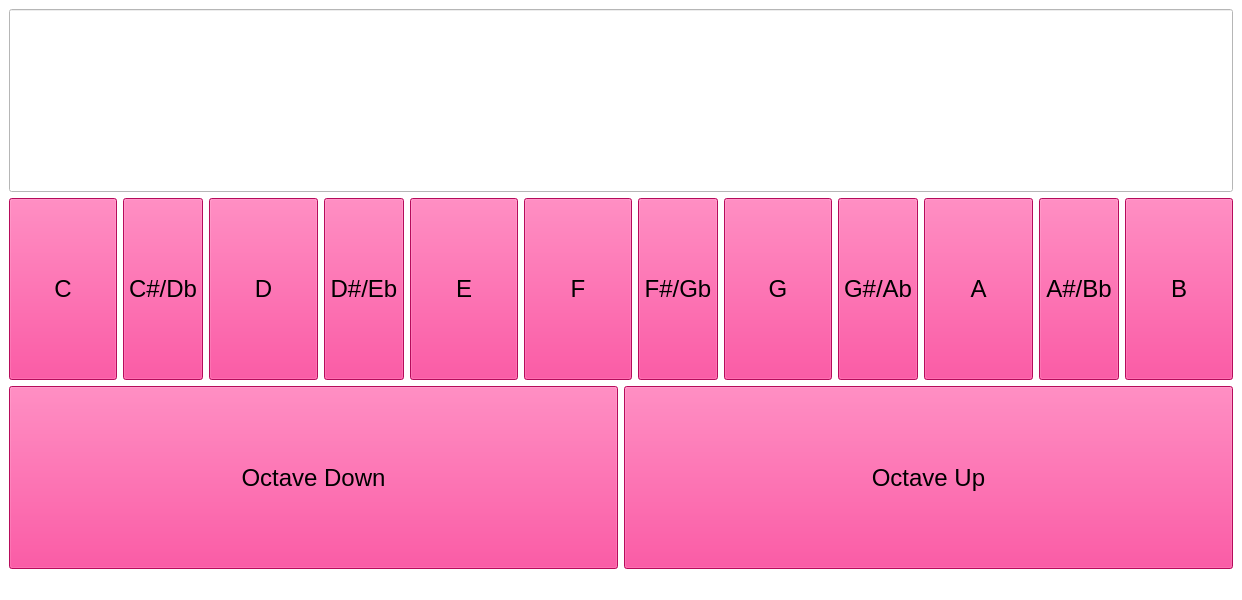
First picture: the form in MVP/View/UI/Notes.ui, repository Shredder1603/MuseEase, before the edit.
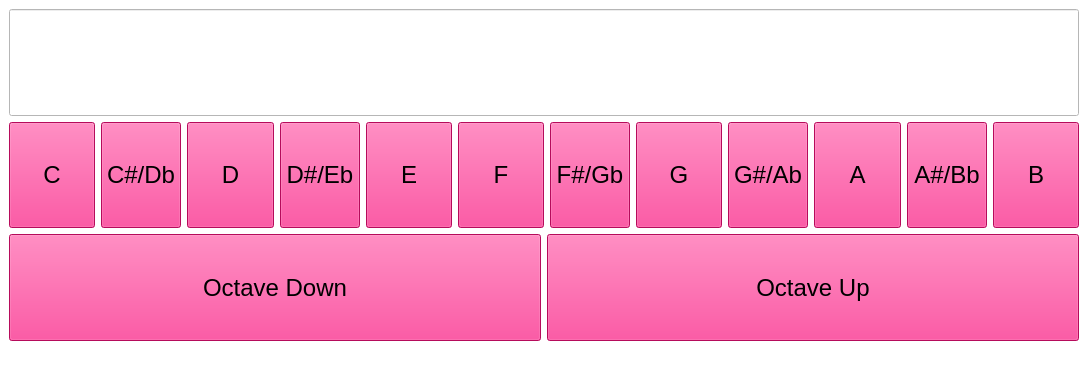
Second picture: the form after the edit.

What changed in the file:
```diff
--- a/MVP/View/UI/Notes.ui
+++ b/MVP/View/UI/Notes.ui
@@ -6,8 +6,8 @@
    <rect>
     <x>0</x>
     <y>0</y>
-    <width>1242</width>
-    <height>600</height>
+    <width>1088</width>
+    <height>372</height>
    </rect>
   </property>
   <property name="windowTitle">
```
Left out of the diff: 2 changed lines with no effect on the pictures.
